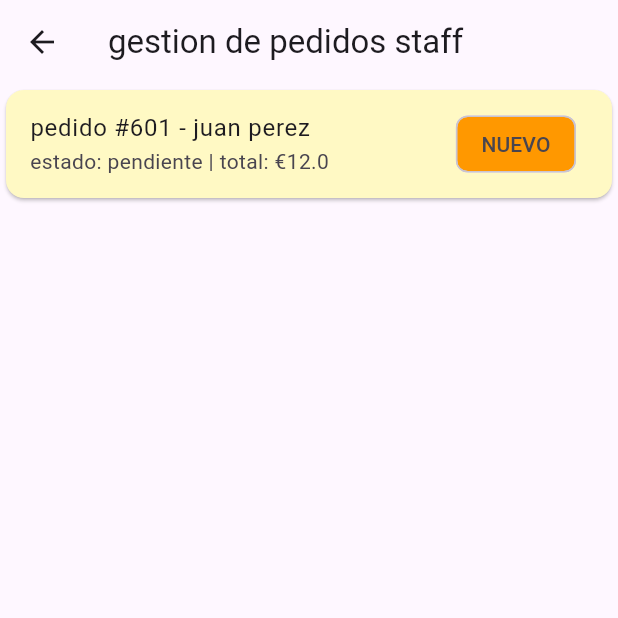
After one commit to raugon8/villafoodservice, a Flutter app: the screen it shows after launch, after a tap on "gestion staff", on a phone screen of 412 x 824 dp, the top half of it. The commit adds this screen. Run offline on Flutter 3.47's test engine with Material 3 defaults, Android fonts, the phone set to English and light mode, and no system bars.

Commit message:
tarea5 y 6
arreglo de snake case e implementación tarea 5 y 6

```diff
--- a/frontend/lib/main.dart
+++ b/frontend/lib/main.dart
@@ -1,7 +1,7 @@
-// Importamos el paquete de Material Design de Flutter
+
 import 'package:flutter/material.dart';
 import 'package:villafood_frontend/screens_home/home_screen.dart';
-import 'screens_auth/login_screen.dart'; // carga la pantalla inicial
+import 'screens_auth/login_screen.dart';
 
 void main() => run_app();
 
@@ -17,11 +17,11 @@ class mi_app extends StatelessWidget {
   Widget build(BuildContext context) {
     return MaterialApp(
 
-      title: 'VillaFoodService',// Título de la aplicación (aparece en el task manager)
+      title: 'VillaFoodService',
 
-      // Configuración del tema visual de la app
+
       theme: ThemeData(
-        primarySwatch: Colors.blue,  // Color principal azul
+        primarySwatch: Colors.blue,
       ),
       // define el login como punto de partida
       home: const home_screen(),
--- /dev/null
+++ b/frontend/lib/models/order_model.dart
@@ -0,0 +1,51 @@
+// representa un producto dentro del carrito
+class cart_item {
+  final int producto_id;
+  final String producto_nombre;
+  final double producto_precio;
+  int cantidad;
+
+  cart_item({required this.producto_id, required this.producto_nombre, required this.producto_precio, required this.cantidad});
+
+  // convierte a json para enviar al servidor
+  Map<String, dynamic> to_json() => {'producto_id': producto_id, 'cantidad': cantidad};
+}
+
+// pedido completo con sus detalles
+class order {
+  final int pedido_id;
+  final String pedido_estado;
+  final double pedido_total;
+  final DateTime pedido_fecha_hora;
+  final List<order_detail> detalles;
+
+  order({required this.pedido_id, required this.pedido_estado, required this.pedido_total, required this.pedido_fecha_hora, required this.detalles});
+
+  // crea objeto desde json del backend
+  factory order.from_json(Map<String, dynamic> json) {
+    return order(
+      pedido_id: json['pedido_id'],
+      pedido_estado: json['pedido_estado'],
+      pedido_total: (json['pedido_total'] as num).toDouble(),
+      pedido_fecha_hora: DateTime.parse(json['pedido_fecha_hora']),
+      detalles: (json['detalles'] as List).map((d) => order_detail.from_json(d)).toList(),
+    );
+  }
+}
+
+// linea de detalle de un pedido
+class order_detail {
+  final String producto_nombre;
+  final int detalle_cantidad;
+  final double detalle_subtotal;
+
+  order_detail({required this.producto_nombre, required this.detalle_cantidad, required this.detalle_subtotal});
+
+  factory order_detail.from_json(Map<String, dynamic> json) {
+    return order_detail(
+      producto_nombre: json['producto_nombre'],
+      detalle_cantidad: json['detalle_cantidad'],
+      detalle_subtotal: (json['detalle_subtotal'] as num).toDouble(),
+    );
+  }
+}
--- /dev/null
+++ b/frontend/lib/models/order_staff_model.dart
@@ -0,0 +1,30 @@
+// modelo para que el dependiente vea los pedidos
+class order_staff_item {
+  final int pedido_id;
+  final String usuario_nombre;
+  final String pedido_estado;
+  final double pedido_total;
+  final bool es_nuevo;
+  final String pedido_notas;
+
+  order_staff_item({
+    required this.pedido_id,
+    required this.usuario_nombre,
+    required this.pedido_estado,
+    required this.pedido_total,
+    required this.es_nuevo,
+    required this.pedido_notas
+  });
+
+  // mapea el json del staff con el nuevo campo es_nuevo
+  factory order_staff_item.from_json(Map<String, dynamic> json) {
+    return order_staff_item(
+      pedido_id: json['pedido_id'],
+      usuario_nombre: json['usuario_nombre'] ?? 'cliente',
+      pedido_estado: json['pedido_estado'],
+      pedido_total: (json['pedido_total'] as num).toDouble(),
+      es_nuevo: json['es_nuevo'] ?? false,
+      pedido_notas: json['pedido_notas'] ?? '',
+    );
+  }
+}
--- a/frontend/lib/screens_home/home_screen.dart
+++ b/frontend/lib/screens_home/home_screen.dart
@@ -1,6 +1,9 @@
 import 'package:flutter/material.dart';
 import '../screens_ingredientes/ingredientes_list_screen.dart';
 import '../screens_productos/productos_list_screen.dart';
+import '../screens_client/cart_screen.dart'; // import para el carrito
+import '../screens_client/orders_screen.dart'; // import para mis pedidos
+import '../screens_staff/order_list_screen.dart'; // import para gestion staff
 
 class home_screen extends StatelessWidget {
   const home_screen({super.key});
@@ -13,18 +16,35 @@ class home_screen extends StatelessWidget {
         crossAxisCount: 2, // rejilla de dos columnas
         padding: const EdgeInsets.all(20),
         children: [
-          // boton para ir a ingredientes
-          GestureDetector(
-            onTap: () => Navigator.push(context, MaterialPageRoute(builder: (c) => const ingredientes_list_screen())),
-            child: Card(child: Column(mainAxisAlignment: MainAxisAlignment.center, children: const [Icon(Icons.kitchen, size: 50), Text('ingredientes')])),
-          ),
-          // boton para ir a productos
-          GestureDetector(
-            onTap: () => Navigator.push(context, MaterialPageRoute(builder: (c) => const productos_list_screen())),
-            child: Card(child: Column(mainAxisAlignment: MainAxisAlignment.center, children: const [Icon(Icons.restaurant_menu, size: 50), Text('productos')])),
-          ),
+          // gestion de ingredientes (tarea 3)
+          _crear_boton(context, Icons.kitchen, 'ingredientes', const ingredientes_list_screen()),
+
+          // gestion de productos (tarea 4)
+          _crear_boton(context, Icons.restaurant_menu, 'productos', const productos_list_screen()),
+
+          // carrito de compras (tarea 5)
+          _crear_boton(context, Icons.shopping_cart, 'carrito', const cart_screen()),
+
+          // mis pedidos - cliente (tarea 5)
+          _crear_boton(context, Icons.history, 'mis pedidos', const orders_screen()),
+
+          // gestion pedidos - staff (tarea 6)
+          _crear_boton(context, Icons.assignment, 'gestion staff', const order_list_screen()),
         ],
       ),
     );
   }
+
+  // funcion auxiliar para crear botones del menu rapido
+  Widget _crear_boton(BuildContext context, IconData icono, String texto, Widget pantalla) {
+    return GestureDetector(
+      onTap: () => Navigator.push(context, MaterialPageRoute(builder: (c) => pantalla)),
+      child: Card(
+        child: Column(
+          mainAxisAlignment: MainAxisAlignment.center,
+          children: [Icon(icono, size: 40), Text(texto)],
+        ),
+      ),
+    );
+  }
 }
--- /dev/null
+++ b/frontend/lib/screens_staff/order_list_screen.dart
@@ -0,0 +1,46 @@
+import 'package:flutter/material.dart';
+import '../../services/order_staff_service.dart';
+import '../../models/order_staff_model.dart';
+
+class order_list_screen extends StatefulWidget {
+  const order_list_screen({super.key});
+  @override
+  State<order_list_screen> createState() => _order_list_screen_state();
+}
+
+class _order_list_screen_state extends State<order_list_screen> {
+  final service_instancia = order_staff_service();
+
+  @override
+  Widget build(BuildContext context) {
+    return Scaffold(
+      appBar: AppBar(title: const Text('gestion de pedidos staff')),
+      body: FutureBuilder<List<order_staff_item>>(
+        future: service_instancia.list_staff_orders('restaurante'), // simulamos servicio restaurante
+        builder: (context, snapshot) {
+          if (!snapshot.hasData) return const Center(child: CircularProgressIndicator());
+
+          return ListView.builder(
+            itemCount: snapshot.data!.length,
+            itemBuilder: (context, index) {
+              final item = snapshot.data![index];
+              return Card(
+                // si es nuevo se pone en color amarillento
+                color: item.es_nuevo ? Colors.yellow[100] : Colors.white,
+                child: ListTile(
+                  title: Text('pedido #${item.pedido_id} - ${item.usuario_nombre}'),
+                  subtitle: Text('estado: ${item.pedido_estado} | total: €${item.pedido_total}'),
+                  trailing: item.es_nuevo ? const Chip(label: Text('NUEVO'), backgroundColor: Colors.orange) : null,
+                  onTap: () {
+                    // confirmacion para cambiar estado
+                    ScaffoldMessenger.of(context).showSnackBar(const SnackBar(content: Text('iniciando preparacion...')));
+                  },
+                ),
+              );
+            },
+          );
+        },
+      ),
+    );
+  }
+}
--- /dev/null
+++ b/frontend/lib/services/order_service.dart
@@ -0,0 +1,58 @@
+import 'dart:convert';
+import 'package:http/http.dart' as http;
+import '../models/order_model.dart';
+
+class order_service {
+  static const String base_url = 'http://localhost:8000';
+
+  // envia el carrito para validar disponibilidad y precios
+  Future<bool> validate_cart(List<cart_item> items) async {
+    // simulacion: siempre devuelve disponible por ahora
+    await Future.delayed(const Duration(seconds: 1));
+    return true;
+  }
+
+  // confirma el pedido y actualiza stock en el servidor
+  Future<order> create_order(List<cart_item> items, String notas) async {
+    // simulacion de creacion de pedido exitosa
+    await Future.delayed(const Duration(seconds: 1));
+    return order(
+      pedido_id: 505,
+      pedido_estado: 'pendiente',
+      pedido_total: 15.50,
+      pedido_fecha_hora: DateTime.now(),
+      detalles: []
+    );
+  }
+
+  // lista los pedidos del usuario (nombre corregido)
+  Future<List<order>> list_orders() async {
+    // simulacion de historial de pedidos
+    await Future.delayed(const Duration(seconds: 1));
+    return [
+      order(
+        pedido_id: 1,
+        pedido_estado: 'pendiente',
+        pedido_total: 10.50,
+        pedido_fecha_hora: DateTime.now(),
+        detalles: []
+      )
+    ];
+  }
+
+  // --- codigo real para conectar ---
+  /*
+  Future<order> create_order_real(List<cart_item> items, String notas) async {
+    final response = await http.post(
+      Uri.parse('$base_url/pedidos/crear?usuario_id=1'),
+      headers: {'content-type': 'application/json'},
+      body: jsonEncode({
+        'items': items.map((i) => i.to_json()).toList(),
+        'pedido_notas': notas
+      }),
+    );
+    if (response.statusCode == 201) return order.from_json(jsonDecode(response.body));
+    throw Exception('error al crear pedido');
+  }
+  */
+}
--- /dev/null
+++ b/frontend/lib/services/order_staff_service.dart
@@ -0,0 +1,28 @@
+import 'dart:convert';
+import 'package:http/http.dart' as http;
+import '../models/order_staff_model.dart';
+
+class order_staff_service {
+  static const String base_url = 'http://localhost:8000';
+
+  // lista pedidos filtrados por servicio (cafeteria, restaurante, etc)
+  Future<List<order_staff_item>> list_staff_orders(String servicio) async {
+    // simulacion para la tarea 6
+    await Future.delayed(const Duration(seconds: 1));
+    return [
+      order_staff_item(
+        pedido_id: 601,
+        usuario_nombre: 'juan perez',
+        pedido_estado: 'pendiente',
+        pedido_total: 12.0,
+        es_nuevo: true,
+        pedido_notas: 'sin cebolla'
+      ),
+    ];
+  }
+
+  // actualiza el estado del pedido: pendiente -> en_preparacion -> listo
+  Future<void> update_order_status(int id, String nuevo_estado) async {
+    await Future.delayed(const Duration(milliseconds: 500));
+  }
+}
--- a/frontend/lib/services/producto_service.dart
+++ b/frontend/lib/services/producto_service.dart
@@ -20,7 +20,7 @@ class producto_service {
         disponible: true
       ),
     ];
-    // --- codigo real comentado ---
+    // codigo real comentado
     /* final response = await http.get(Uri.parse('$base_url/productos'));
        if (response.statusCode == 200) {
          List data = jsonDecode(response.body);
```
Also changed, not shown: frontend/lib/screens_client/cart_screen.dart (added, +60 -0 lines), frontend/lib/screens_client/orders_screen.dart (added, +43 -0 lines), frontend/lib/screens_ingredientes/ingrediente_form_screen.dart (+4 -4 lines), 14 other files.
